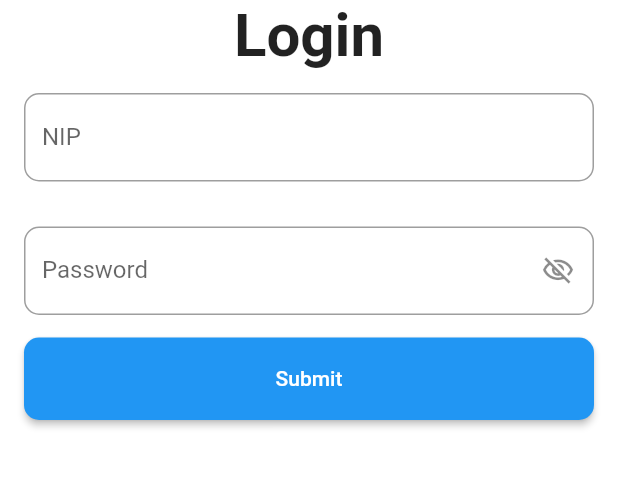
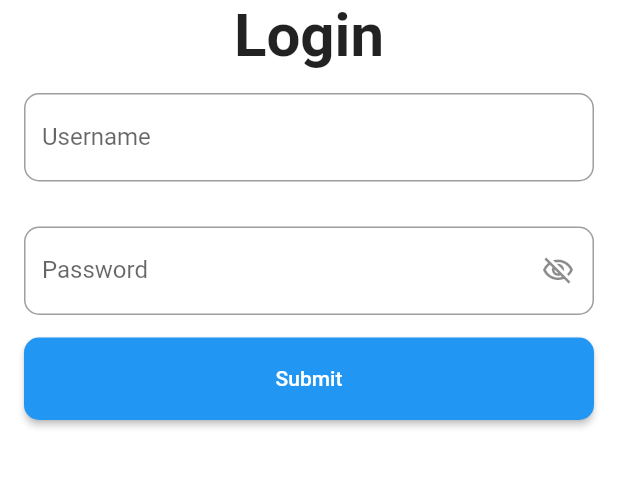
Before and after one commit to RaymountAb/elocker_pegawai, a Flutter app: the screen it shows after launch, on a phone screen of 412 x 824 dp, the part 612-1100 px from its top. Run offline on Flutter 3.47's test engine with Material 2 defaults, Android fonts, the phone set to English and light mode, and no system bars; our stand-ins replace qr_flutter, shared_preferences; Roboto replaces fonts that are missing (Outfit).

Commit message:
update revisi username password

```diff
--- a/lib/login_page.dart
+++ b/lib/login_page.dart
@@ -10,24 +10,25 @@ class LoginPage extends StatefulWidget {
 }
 
 class _LoginPageState extends State<LoginPage> {
-  final TextEditingController _nipController = TextEditingController();
+  final TextEditingController _usernameController = TextEditingController();
   final TextEditingController _passwordController = TextEditingController();
   bool _passwordVisibility = false;
 
   Future<void> _login(BuildContext context) async {
-    String nip = _nipController.text;
+    String username = _usernameController.text;
     String password = _passwordController.text;
 
-    if (nip.isEmpty || password.isEmpty) {
-      _showAlertDialog('Login Gagal', 'Silakan masukkan NIP dan kata sandi.');
+    if (username.isEmpty || password.isEmpty) {
+      _showAlertDialog(
+          'Login Gagal', 'Silakan masukkan Username dan kata sandi.');
       return;
     }
 
     try {
       final response = await http.post(
-        Uri.parse('http://10.78.2.251/admin-elocker/public/api/v1/login'),
+        Uri.parse('http://10.78.3.165/admin-elocker/public/api/v1/login'),
         body: {
-          'nip': nip,
+          'username': username,
           'password': password,
         },
       );
@@ -46,7 +47,7 @@ class _LoginPageState extends State<LoginPage> {
           ),
         );
       } else {
-        _showAlertDialog('Login Gagal', 'NIP atau kata sandi salah.');
+        _showAlertDialog('Login Gagal', 'Username atau kata sandi salah.');
       }
     } catch (e) {
       print('Error: $e');
@@ -115,9 +116,9 @@ class _LoginPageState extends State<LoginPage> {
                   Padding(
                     padding: EdgeInsets.symmetric(vertical: 15),
                     child: TextField(
-                      controller: _nipController,
+                      controller: _usernameController,
                       decoration: InputDecoration(
-                        labelText: 'NIP',
+                        labelText: 'Username',
                         hintStyle: TextStyle(fontSize: 16),
                         border: OutlineInputBorder(
                           borderRadius: BorderRadius.circular(10),
--- a/lib/profile_page.dart
+++ b/lib/profile_page.dart
@@ -107,7 +107,7 @@ class ProfilePage extends StatelessWidget {
                           try {
                             final response = await http.post(
                               Uri.parse(
-                                  'http://10.78.2.251/admin-elocker/public/api/logout'), // Ganti URL_LOGOUT_API dengan URL yang sesuai
+                                  'http://10.78.3.165/admin-elocker/public/api/logout'), // Ganti URL_LOGOUT_API dengan URL yang sesuai
                               headers: {
                                 'Authorization': 'Bearer $token',
                               },
--- a/lib/qrcode_page.dart
+++ b/lib/qrcode_page.dart
@@ -100,7 +100,7 @@ class _QRCodePageState extends State<QRCodePage> {
       final id = widget.qrCodeData['qrcode'][0]['pegawai'];
       final response = await http.get(
         Uri.parse(
-            'http://10.78.2.251/admin-elocker/public/api/end-session/$id'),
+            'http://10.78.3.165/admin-elocker/public/api/end-session/$id'),
       );
 
       final jsonResponse = json.decode(response.body);
```
Also changed, not shown: lib/home_page.dart (+6 -6 lines).
